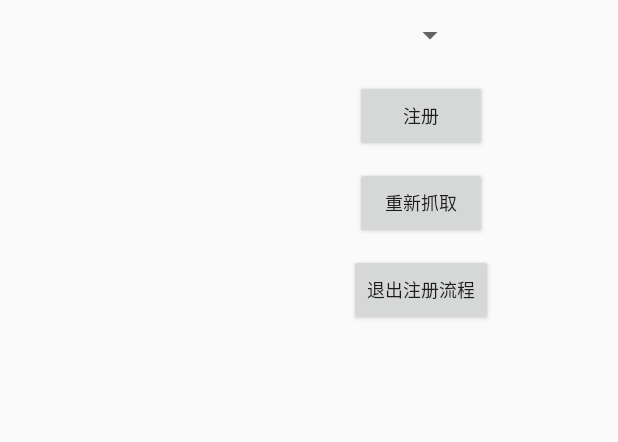
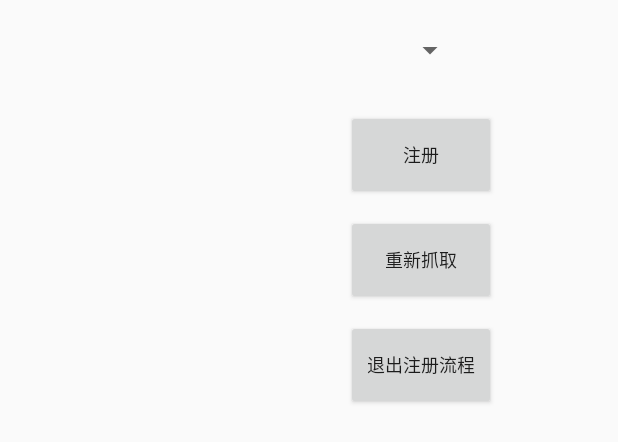
Before and after one commit to AndyYan1010/FaceRecognition, an Android app: the layout confirm_reg_face.xml on its own in the app's theme, with its tools: preview values and no code run, on a phone screen of 412 x 824 dp. Shown: the top 442 px of the screen. Run offline under Robolectric (Android 15) with nearby library versions, the phone set to English and light mode, and no system bars.

Commit message:
updata 1.change for getfaceTZ  UI

```diff
--- a/app/src/main/java/com/botian/recognition/activity/RegWithAndroidCameraActivity.java
+++ b/app/src/main/java/com/botian/recognition/activity/RegWithAndroidCameraActivity.java
@@ -28,6 +28,7 @@ import com.botian.recognition.sdksupport.SaveFeaturesToFileStep;
 import com.botian.recognition.sdksupport.ShowCheckFaceDialogView;
 import com.botian.recognition.sdksupport.StuffBox;
 import com.botian.recognition.sdksupport.TrackStep;
+import com.botian.recognition.utils.ProgressDialogUtil;
 import com.botian.recognition.utils.ToastUtils;
 import com.botian.recognition.utils.netUtils.OkHttpUtils;
 import com.botian.recognition.utils.netUtils.RequestParamsFM;
@@ -273,6 +274,7 @@ public class RegWithAndroidCameraActivity extends AppCompatActivity {
     /***提交人脸特征值
      * @param faceForRegs*/
     private void upLoadFaceFature(Collection<FaceForReg> faceForRegs) {
+        ProgressDialogUtil.startShow(this, "正在提交人脸特征值");
         JSONArray peoplelist = new JSONArray();
         for (FaceForReg faceForReg : faceForRegs) {
             try {
@@ -290,11 +292,13 @@ public class RegWithAndroidCameraActivity extends AppCompatActivity {
         OkHttpUtils.getInstance().doPost(NetConfig.UPDATEUSERNOTE, params, new OkHttpUtils.HttpCallBack() {
             @Override
             public void onError(Request request, IOException e) {
+                ProgressDialogUtil.hideDialog();
                 ToastUtils.showToast("人脸特征值提交失败！");
             }
 
             @Override
             public void onSuccess(int code, String resbody) {
+                ProgressDialogUtil.hideDialog();
                 System.out.println("提交返回信息：" + resbody);
                 if (code != 200) {
                     ToastUtils.showToast("网络请求错误，人脸特征值提交失败！");
--- a/app/src/main/java/com/botian/recognition/utils/ProgressDialogUtil.java
+++ b/app/src/main/java/com/botian/recognition/utils/ProgressDialogUtil.java
@@ -28,7 +28,7 @@ public class ProgressDialogUtil {
             //    mProgressDialog.setCancelable(true);
             //}
             //mProgressDialog.show();
-            WaitDialog.show((AppCompatActivity) context, "请稍候...");
+            WaitDialog.show((AppCompatActivity) context, message);
         } catch (Exception e) {
         }
     }
--- a/app/src/main/res/layout/adpter_sp_person.xml
+++ b/app/src/main/res/layout/adpter_sp_person.xml
@@ -13,7 +13,7 @@
         android:layout_height="wrap_content"
         android:gravity="center"
         android:minWidth="80dp"
-        android:minHeight="40dp"
+        android:minHeight="60dp"
         android:textColor="@color/black"
         android:textSize="16sp"
         tools:text="zhangsan" />
--- a/app/src/main/res/layout/confirm_reg_face.xml
+++ b/app/src/main/res/layout/confirm_reg_face.xml
@@ -35,7 +35,7 @@
         <Spinner
             android:id="@+id/spinner_list"
             android:layout_width="wrap_content"
-            android:layout_height="40dp"
+            android:layout_height="60dp"
             android:minWidth="60dp"
             android:spinnerMode="dialog" />
 
@@ -44,6 +44,9 @@
             android:layout_width="wrap_content"
             android:layout_height="wrap_content"
             android:layout_marginTop="10dp"
+            android:minWidth="100dp"
+            android:minHeight="60dp"
+            android:gravity="center"
             android:text="注册"
             android:textSize="12sp" />
 
@@ -52,6 +55,9 @@
             android:layout_width="wrap_content"
             android:layout_height="wrap_content"
             android:layout_marginTop="10dp"
+            android:minWidth="100dp"
+            android:gravity="center"
+            android:minHeight="60dp"
             android:text="重新抓取"
             android:textSize="12sp" />
 
@@ -60,6 +66,9 @@
             android:layout_width="wrap_content"
             android:layout_height="wrap_content"
             android:layout_marginTop="10dp"
+            android:gravity="center"
+            android:minWidth="100dp"
+            android:minHeight="60dp"
             android:text="退出注册流程"
             android:textSize="12sp" />
     </LinearLayout>
```
Also changed, not shown: 5 other files.
